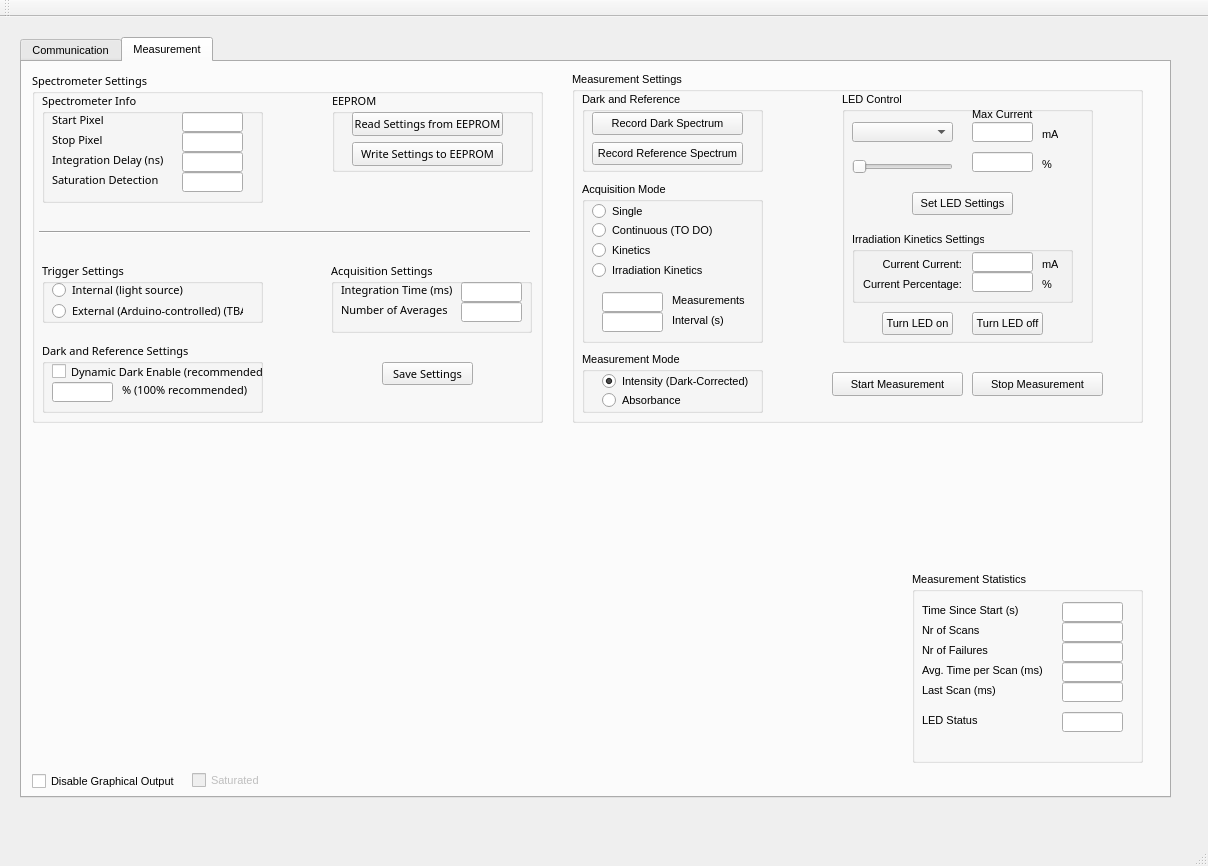
Before: the Qt Designer form UIs/MainWindow.ui in CrespiLab/fibirr-GUI, drawn with Qt 5.
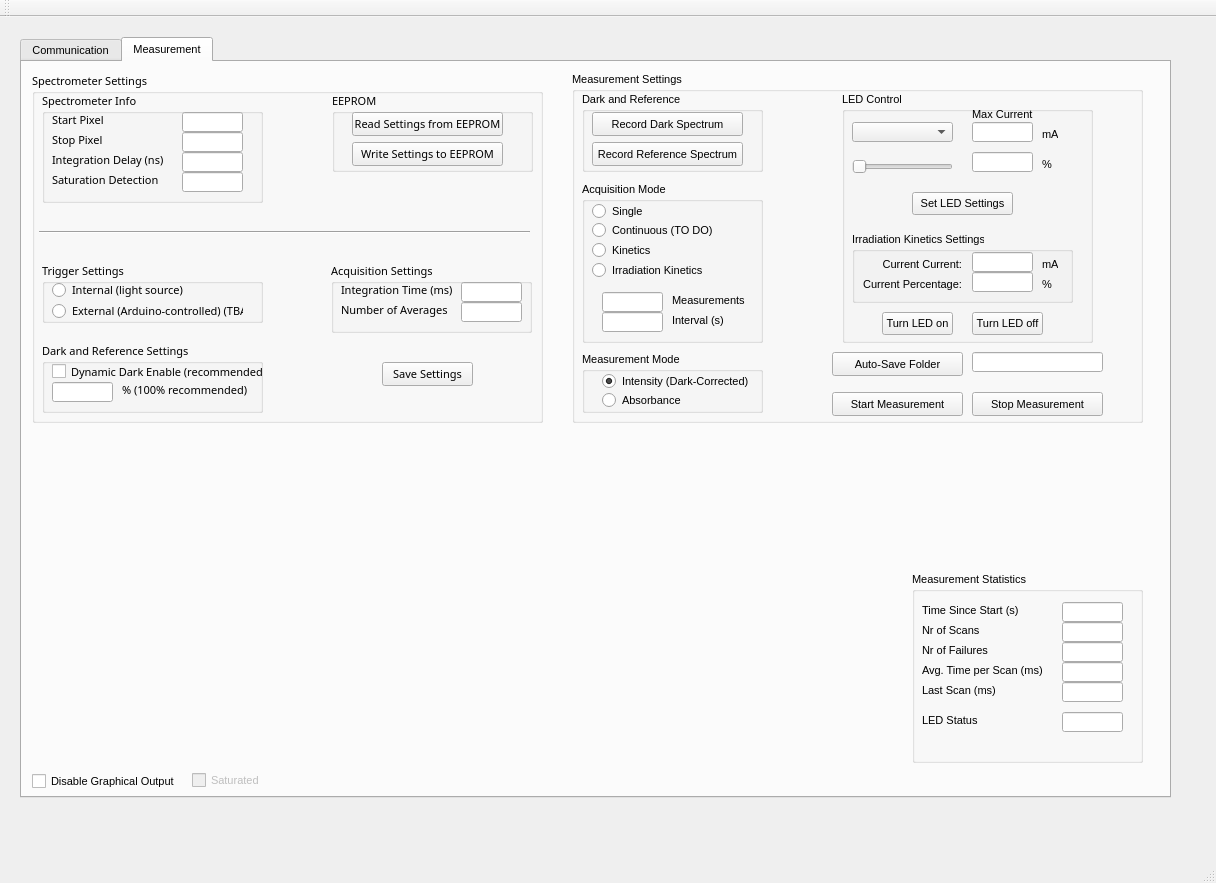
After: the same form once the commit is applied. Custom widgets are drawn as their Qt base class.

Commit message:
Added auto-save folder
User can choose a folder to which the recorded spectra automatically get saved.

The edit to the form file:
```diff
--- a/UIs/MainWindow.ui
+++ b/UIs/MainWindow.ui
@@ -6,8 +6,8 @@
    <rect>
     <x>0</x>
     <y>0</y>
-    <width>1208</width>
-    <height>866</height>
+    <width>1216</width>
+    <height>883</height>
    </rect>
   </property>
   <property name="sizePolicy">
@@ -424,7 +424,7 @@
        <property name="geometry">
         <rect>
          <x>260</x>
-         <y>300</y>
+         <y>320</y>
          <width>131</width>
          <height>24</height>
         </rect>
@@ -437,7 +437,7 @@
        <property name="geometry">
         <rect>
          <x>400</x>
-         <y>300</y>
+         <y>320</y>
          <width>131</width>
          <height>24</height>
         </rect>
@@ -575,7 +575,7 @@
           <x>10</x>
           <y>20</y>
           <width>151</width>
-          <height>23</height>
+          <height>24</height>
          </rect>
         </property>
         <property name="text">
@@ -588,7 +588,7 @@
           <x>10</x>
           <y>50</y>
           <width>151</width>
-          <height>23</height>
+          <height>24</height>
          </rect>
         </property>
         <property name="text">
@@ -992,6 +992,32 @@
         </property>
        </widget>
       </widget>
+      <widget class="QPushButton" name="AutoSaveFolderBtn">
+       <property name="geometry">
+        <rect>
+         <x>260</x>
+         <y>280</y>
+         <width>131</width>
+         <height>24</height>
+        </rect>
+       </property>
+       <property name="text">
+        <string>Auto-Save Folder</string>
+       </property>
+      </widget>
+      <widget class="QLineEdit" name="Label_AutoSaveFolder">
+       <property name="geometry">
+        <rect>
+         <x>400</x>
+         <y>280</y>
+         <width>131</width>
+         <height>20</height>
+        </rect>
+       </property>
+       <property name="readOnly">
+        <bool>true</bool>
+       </property>
+      </widget>
      </widget>
      <widget class="QGroupBox" name="groupBox_8">
       <property name="geometry">
@@ -1279,7 +1305,7 @@
          <x>350</x>
          <y>290</y>
          <width>91</width>
-         <height>23</height>
+         <height>24</height>
         </rect>
        </property>
        <property name="text">
```
Left out of the diff: 2 changed lines with no effect on the pictures. The commit also changes 10 other files.
